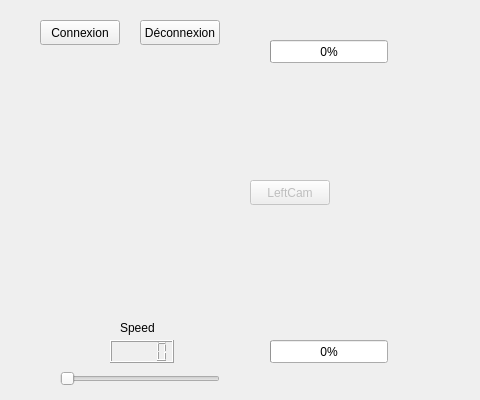
Old version of the form mainwindow.ui in the repository BerAtozz/WifiBot; both pictures show x 0 to 480 and y 0 to 400 of the 800 by 600 pixel window.
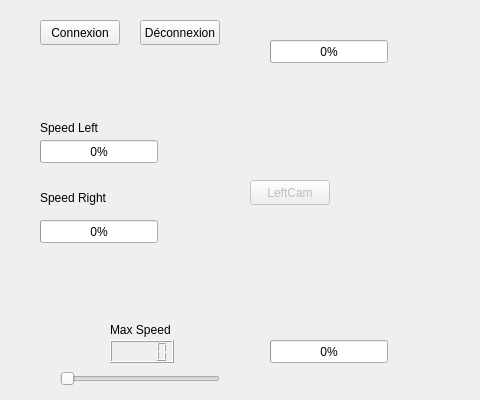
New version of the form.

Patch:
```diff
--- a/mainwindow.ui
+++ b/mainwindow.ui
@@ -74,14 +74,14 @@
    <widget class="QLabel" name="label">
     <property name="geometry">
      <rect>
-      <x>120</x>
+      <x>110</x>
       <y>320</y>
-      <width>55</width>
-      <height>16</height>
+      <width>71</width>
+      <height>20</height>
      </rect>
     </property>
     <property name="text">
-     <string>Speed</string>
+     <string>Max Speed</string>
     </property>
    </widget>
    <widget class="QPushButton" name="backwardButton">
@@ -390,6 +390,58 @@
      <string>Déconnexion</string>
     </property>
    </widget>
+   <widget class="QLabel" name="label_3">
+    <property name="geometry">
+     <rect>
+      <x>40</x>
+      <y>120</y>
+      <width>71</width>
+      <height>16</height>
+     </rect>
+    </property>
+    <property name="text">
+     <string>Speed Left</string>
+    </property>
+   </widget>
+   <widget class="QLabel" name="label_4">
+    <property name="geometry">
+     <rect>
+      <x>40</x>
+      <y>190</y>
+      <width>71</width>
+      <height>16</height>
+     </rect>
+    </property>
+    <property name="text">
+     <string>Speed Right</string>
+    </property>
+   </widget>
+   <widget class="QProgressBar" name="speedLeft">
+    <property name="geometry">
+     <rect>
+      <x>40</x>
+      <y>140</y>
+      <width>118</width>
+      <height>23</height>
+     </rect>
+    </property>
+    <property name="value">
+     <number>0</number>
+    </property>
+   </widget>
+   <widget class="QProgressBar" name="speedRight">
+    <property name="geometry">
+     <rect>
+      <x>40</x>
+      <y>220</y>
+      <width>118</width>
+      <height>23</height>
+     </rect>
+    </property>
+    <property name="value">
+     <number>0</number>
+    </property>
+   </widget>
   </widget>
   <widget class="QMenuBar" name="menubar">
    <property name="geometry">
```
